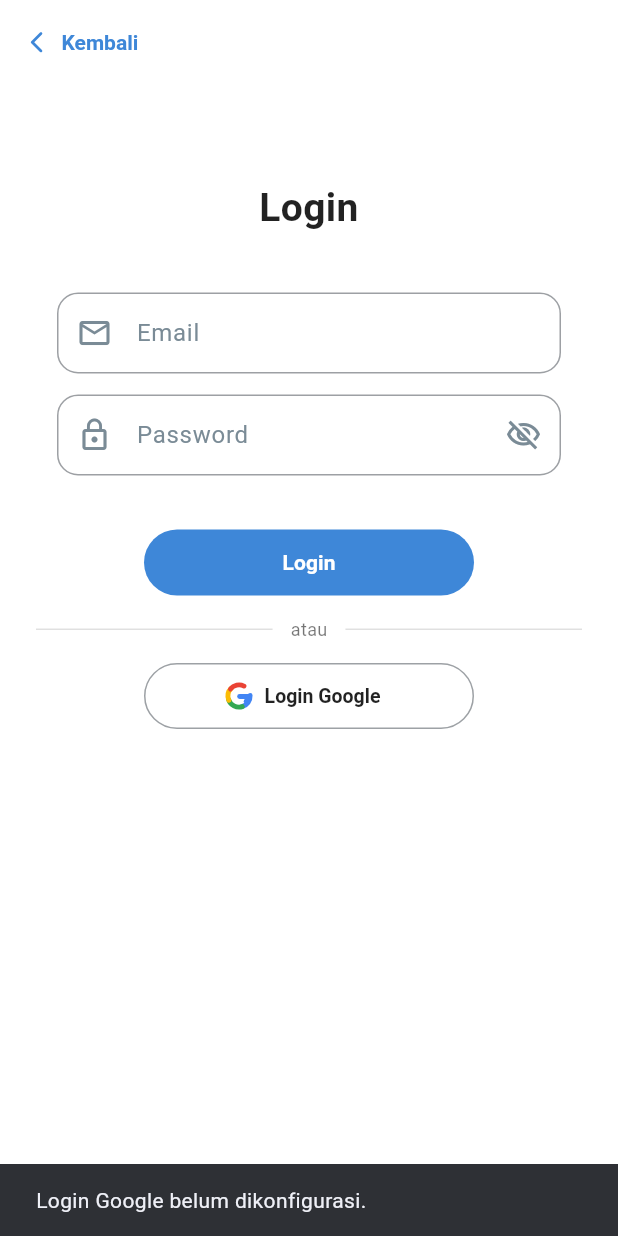
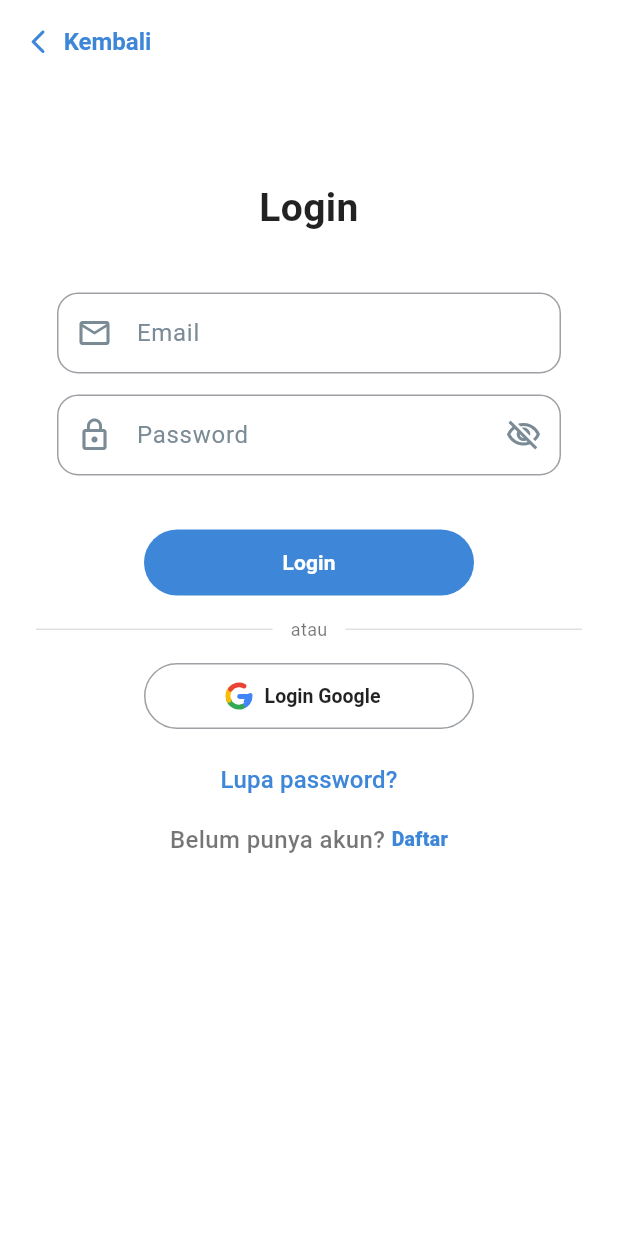
Before and after one commit to AffanRifai/Sistem-Presensi-Alumni-Digital-Sekolah-Mobile, a Flutter app: the LoginPage screen opened directly, after a tap on "Login Google", on a phone screen of 412 x 824 dp. Run offline on Flutter 3.47's test engine with Material 3 defaults, Android fonts, the phone set to English and light mode, and no system bars; our stand-ins replace flutter_html, flutter_secure_storage, google_sign_in, image_picker, qr_flutter; missing offline and left inert: google_sign_in_web, mobile_scanner; accounts and stored records are empty.

Commit message:
fear: fitur login google

```diff
--- a/lib/core/config/api_config.dart
+++ b/lib/core/config/api_config.dart
@@ -3,6 +3,11 @@ import 'package:flutter/foundation.dart';
 class ApiConfig {
   static const String _configuredBaseUrl = String.fromEnvironment(
     'API_BASE_URL',
+  );
+  static const String googleWebClientId = String.fromEnvironment(
+    'GOOGLE_WEB_CLIENT_ID',
+    defaultValue:
+        '833253908047-25s0bldnepokl7jhco1safds2o499g66.apps.googleusercontent.com',
   );
 
   static String get baseUrl {
@@ -11,10 +16,10 @@ class ApiConfig {
     }
 
     if (kIsWeb) {
-      return 'http://192.168.100.13:8000/api/v1';
+      return 'http://192.168.1.13:8000/api/v1';
     }
 
-    return 'http://192.168.100.13:8000/api/v1';
+    return 'http://192.168.1.13:8000/api/v1';
   }
 
   static String get storageUrl {
--- a/lib/features/auth/login_page.dart
+++ b/lib/features/auth/login_page.dart
@@ -1,7 +1,14 @@
+import 'dart:async';
+
+import 'package:flutter/foundation.dart';
 import 'package:flutter/material.dart';
+import 'package:google_sign_in/google_sign_in.dart';
 import '/features/home/home_page.dart';
+import '../../core/config/api_config.dart';
+import 'alumni_register_page.dart';
 import 'pending_verification_page.dart';
 import 'welcome_page.dart';
+import 'widgets/google_login_button.dart';
 
 import 'data/auth_service.dart';
 
@@ -16,12 +23,21 @@ class _LoginPageState extends State<LoginPage> {
   final TextEditingController _emailController = TextEditingController();
   final TextEditingController _passwordController = TextEditingController();
   final AuthService _authService = AuthService();
+  StreamSubscription<GoogleSignInAuthenticationEvent>? _googleAuthSubscription;
 
   bool _obscurePassword = true;
   bool _isLoading = false;
+  bool _isGoogleInitialized = false;
+
+  @override
+  void initState() {
+    super.initState();
+    _initializeGoogleSignIn();
+  }
 
   @override
   void dispose() {
+    _googleAuthSubscription?.cancel();
     _emailController.dispose();
     _passwordController.dispose();
     super.dispose();
@@ -43,6 +59,155 @@ class _LoginPageState extends State<LoginPage> {
 
       if (!mounted) return;
 
+      await _handleAuthResult(result);
+    } on AuthException catch (error) {
+      if (!mounted) return;
+      _showMessage(error.message);
+    } catch (_) {
+      if (!mounted) return;
+      _showMessage('Tidak bisa terhubung ke server Laravel.');
+    } finally {
+      if (mounted) {
+        setState(() => _isLoading = false);
+      }
+    }
+  }
+
+  Future<void> _initializeGoogleSignIn() async {
+    if (_isGoogleInitialized) return;
+
+    try {
+      await GoogleSignIn.instance.initialize(
+        clientId: kIsWeb ? ApiConfig.googleWebClientId : null,
+        serverClientId: ApiConfig.googleWebClientId,
+      );
+      _googleAuthSubscription ??= GoogleSignIn.instance.authenticationEvents
+          .listen(_handleGoogleAuthEvent, onError: _handleGoogleAuthError);
+      _isGoogleInitialized = true;
+      if (mounted) {
+        setState(() {});
+      }
+    } catch (_) {
+      _isGoogleInitialized = false;
+    }
+  }
+
+  Future<void> _handleGoogleLogin() async {
+    if (_isLoading) return;
+
+    setState(() => _isLoading = true);
+
+    try {
+      await _initializeGoogleSignIn();
+
+      if (!_isGoogleInitialized) {
+        throw const AuthException('Konfigurasi Google Sign-In belum valid.');
+      }
+
+      if (!GoogleSignIn.instance.supportsAuthenticate()) {
+        throw const AuthException(
+          'Gunakan tombol Google resmi yang tampil untuk login di Chrome.',
+        );
+      }
+
+      final account = await GoogleSignIn.instance.authenticate();
+      await _loginToLaravelWithGoogle(account);
+    } on GoogleSignInException catch (error) {
+      if (!mounted) return;
+      if (error.code == GoogleSignInExceptionCode.canceled) {
+        return;
+      }
+      _showMessage(error.description ?? 'Login Google gagal.');
+    } on AuthException catch (error) {
+      if (!mounted) return;
+      _showMessage(error.message);
+    } catch (error) {
+      if (!mounted) return;
+      debugPrint('Google login error: $error');
+      _showMessage(_formatGoogleError(error));
+    } finally {
+      if (mounted) {
+        setState(() => _isLoading = false);
+      }
+    }
+  }
+
+  Future<void> _handleGoogleAuthEvent(
+    GoogleSignInAuthenticationEvent event,
+  ) async {
+    if (event is! GoogleSignInAuthenticationEventSignIn) return;
+    if (_isLoading) return;
+
+    setState(() => _isLoading = true);
+
+    try {
+      await _loginToLaravelWithGoogle(event.user);
+    } on AuthException catch (error) {
+      if (!mounted) return;
+      _showMessage(error.message);
+    } catch (error) {
+      if (!mounted) return;
+      debugPrint('Google login event error: $error');
+      _showMessage(_formatGoogleError(error));
+    } finally {
+      if (mounted) {
+        setState(() => _isLoading = false);
+      }
+    }
+  }
+
+  void _handleGoogleAuthError(Object error) {
+    if (!mounted) return;
+    debugPrint('Google auth stream error: $error');
+    _resetGoogleSessionAfterReauthFailure(error);
+    _showMessage(_formatGoogleError(error));
+  }
+
+  Future<void> _resetGoogleSessionAfterReauthFailure(Object error) async {
+    final message = error.toString().toLowerCase();
+    if (!message.contains('account reauth failed')) return;
+
+    try {
+      await GoogleSignIn.instance.signOut();
+    } catch (_) {
+      // Ignore. The next tap on the Google button will create a fresh session.
+    }
+  }
+
+  String _formatGoogleError(Object error) {
+    final rawMessage = error.toString().toLowerCase();
+    if (rawMessage.contains('account reauth failed')) {
+      return 'Sesi Google gagal divalidasi. Coba klik Login Google lagi, atau pastikan origin Flutter sudah ditambahkan di Google Cloud OAuth.';
+    }
+
+    if (error is GoogleSignInException) {
+      final description = error.description;
+      if (description != null && description.trim().isNotEmpty) {
+        return description;
+      }
+      return 'Login Google gagal: ${error.code.name}.';
+    }
+
+    final message = error.toString();
+    if (message.trim().isNotEmpty && message != 'Exception') {
+      return message;
+    }
+
+    return 'Login Google gagal. Periksa konfigurasi Google OAuth.';
+  }
+
+  Future<void> _loginToLaravelWithGoogle(GoogleSignInAccount account) async {
+    final idToken = account.authentication.idToken;
+    if (idToken == null || idToken.isEmpty) {
+      throw const AuthException('ID Token Google tidak ditemukan.');
+    }
+
+    final result = await _authService.loginWithGoogleIdToken(idToken);
+    if (!mounted) return;
+    await _handleAuthResult(result);
+  }
+
+  Future<void> _handleAuthResult(AuthResult result) async {
     if (result.user.role == 'alumni' &&
         result.user.verificationStatus == 'pending') {
       Navigator.pushAndRemoveUntil(
@@ -63,27 +228,24 @@ class _LoginPageState extends State<LoginPage> {
         (route) => false,
       );
     }
-    } on AuthException catch (error) {
-      if (!mounted) return;
-      _showMessage(error.message);
-    } catch (_) {
-      if (!mounted) return;
-      _showMessage('Tidak bisa terhubung ke server Laravel.');
-    } finally {
-      if (mounted) {
-        setState(() => _isLoading = false);
-      }
-    }
   }
 
-  void _handleGoogleLogin() {
-    _showMessage('Login Google belum dikonfigurasi.');
+  void _handleForgotPassword() {
+    _showMessage('Fitur lupa password belum tersedia.');
   }
 
   void _goBackToWelcome() {
-    Navigator.pushReplacement(
+    Navigator.pushAndRemoveUntil(
       context,
       MaterialPageRoute(builder: (context) => const WelcomePage()),
+      (route) => false,
+    );
+  }
+
+  void _goToAlumniRegister() {
+    Navigator.push(
+      context,
+      MaterialPageRoute(builder: (context) => const AlumniRegisterPage()),
     );
   }
 
@@ -105,26 +267,6 @@ class _LoginPageState extends State<LoginPage> {
       body: SafeArea(
         child: Stack(
           children: [
-            Positioned(
-              top: 4,
-              left: 8,
-              child: TextButton.icon(
-                onPressed: _isLoading ? null : _goBackToWelcome,
-                icon: const Icon(Icons.arrow_back_ios_new_rounded, size: 17),
-                label: const Text('Kembali'),
-                style: TextButton.styleFrom(
-                  foregroundColor: const Color(0xFF3E87D8),
-                  textStyle: const TextStyle(
-                    fontSize: 14,
-                    fontWeight: FontWeight.w700,
-                  ),
-                  padding: const EdgeInsets.symmetric(
-                    horizontal: 8,
-                    vertical: 8,
-                  ),
-                ),
-              ),
-            ),
             SingleChildScrollView(
               child: Padding(
                 padding: const EdgeInsets.symmetric(horizontal: 24),
@@ -306,32 +448,70 @@ class _LoginPageState extends State<LoginPage> {
                         const SizedBox(height: 14),
 
                         Center(
-                          child: SizedBox(
-                            width: 220,
-                            height: 44,
-                            child: OutlinedButton.icon(
-                              onPressed: _isLoading ? null : _handleGoogleLogin,
-                              icon: const _GoogleLogo(size: 18),
-                              label: const Text('Login Google'),
-                              style: OutlinedButton.styleFrom(
-                                foregroundColor: Colors.black87,
-                                backgroundColor: Colors.white,
-                                side: const BorderSide(
-                                  color: Color.fromARGB(255, 157, 161, 165),
+                          child: GoogleLoginButton(
+                            isLoading: _isLoading || !_isGoogleInitialized,
+                            onPressed: _handleGoogleLogin,
                           ),
-                                shape: RoundedRectangleBorder(
-                                  borderRadius: BorderRadius.circular(24),
                         ),
-                                textStyle: const TextStyle(
+                        const SizedBox(height: 10),
+                        TextButton(
+                          onPressed: _isLoading ? null : _handleForgotPassword,
+                          child: const Text(
+                            'Lupa password?',
+                            style: TextStyle(
+                              color: buttonColor,
+                              fontSize: 16,
+                              fontWeight: FontWeight.w500,
+                            ),
+                          ),
+                        ),
+                        const SizedBox(height: 4),
+                        Row(
+                          mainAxisAlignment: MainAxisAlignment.center,
+                          children: [
+                            const Text(
+                              'Belum punya akun? ',
+                              style: TextStyle(
+                                color: Colors.black54,
+                                fontSize: 16,
+                                fontWeight: FontWeight.w500,
+                              ),
+                            ),
+                            GestureDetector(
+                              onTap: _isLoading ? null : _goToAlumniRegister,
+                              child: const Text(
+                                'Daftar',
+                                style: TextStyle(
+                                  color: buttonColor,
                                   fontSize: 13,
-                                  fontWeight: FontWeight.w700,
+                                  fontWeight: FontWeight.w800,
+                                ),
+                              ),
+                            ),
+                          ],
+                        ),
+                      ],
                     ),
                   ),
                 ),
               ),
             ),
-                      ],
+            Positioned(
+              top: 4,
+              left: 8,
+              child: TextButton.icon(
+                onPressed: _isLoading ? null : _goBackToWelcome,
+                icon: const Icon(Icons.arrow_back_ios_new_rounded, size: 19),
+                label: const Text('Kembali'),
+                style: TextButton.styleFrom(
+                  foregroundColor: const Color(0xFF3E87D8),
+                  textStyle: const TextStyle(
+                    fontSize: 16,
+                    fontWeight: FontWeight.w600,
                   ),
+                  padding: const EdgeInsets.symmetric(
+                    horizontal: 8,
+                    vertical: 8,
                   ),
                 ),
               ),
@@ -342,55 +522,3 @@ class _LoginPageState extends State<LoginPage> {
     );
   }
 }
-
-class _GoogleLogo extends StatelessWidget {
-  final double size;
-
-  const _GoogleLogo({required this.size});
-
-  @override
-  Widget build(BuildContext context) {
-    return CustomPaint(size: Size.square(size), painter: _GoogleLogoPainter());
-  }
-}
-
-class _GoogleLogoPainter extends CustomPainter {
-  @override
-  void paint(Canvas canvas, Size size) {
-    final strokeWidth = size.width * 0.18;
-    final rect = Offset.zero & size;
-    final arcRect = rect.deflate(strokeWidth / 2);
-    final paint = Paint()
-      ..style = PaintingStyle.stroke
-      ..strokeWidth = strokeWidth
-      ..strokeCap = StrokeCap.round;
-
-    paint.color = const Color(0xFF4285F4);
-    canvas.drawArc(arcRect, -0.05, 1.35, false, paint);
-
-    paint.color = const Color(0xFF34A853);
-    canvas.drawArc(arcRect, 1.28, 1.55, false, paint);
-
-    paint.color = const Color(0xFFFBBC05);
-    canvas.drawArc(arcRect, 2.75, 1.20, false, paint);
-
-    paint.color = const Color(0xFFEA4335);
-    canvas.drawArc(arcRect, 3.82, 1.35, false, paint);
-
-    paint.color = const Color(0xFF4285F4);
-    final centerY = size.height * 0.52;
-    canvas.drawLine(
-      Offset(size.width * 0.52, centerY),
-      Offset(size.width * 0.88, centerY),
-      paint,
-    );
-    canvas.drawLine(
-      Offset(size.width * 0.88, centerY),
-      Offset(size.width * 0.76, size.height * 0.70),
-      paint,
-    );
-  }
-
-  @override
-  bool shouldRepaint(covariant CustomPainter oldDelegate) => false;
-}
--- /dev/null
+++ b/lib/features/auth/widgets/google_login_button.dart
@@ -0,0 +1,24 @@
+import 'package:flutter/material.dart';
+
+import 'google_login_button_stub.dart'
+    if (dart.library.html) 'google_login_button_web.dart'
+    as google_button;
+
+class GoogleLoginButton extends StatelessWidget {
+  final bool isLoading;
+  final VoidCallback onPressed;
+
+  const GoogleLoginButton({
+    super.key,
+    required this.isLoading,
+    required this.onPressed,
+  });
+
+  @override
+  Widget build(BuildContext context) {
+    return google_button.buildGoogleLoginButton(
+      isLoading: isLoading,
+      onPressed: onPressed,
+    );
+  }
+}
--- /dev/null
+++ b/lib/features/auth/widgets/google_login_button_stub.dart
@@ -0,0 +1,75 @@
+import 'package:flutter/material.dart';
+
+Widget buildGoogleLoginButton({
+  required bool isLoading,
+  required VoidCallback onPressed,
+}) {
+  return SizedBox(
+    width: 220,
+    height: 44,
+    child: OutlinedButton.icon(
+      onPressed: isLoading ? null : onPressed,
+      icon: const _GoogleLogo(size: 18),
+      label: const Text('Login Google'),
+      style: OutlinedButton.styleFrom(
+        foregroundColor: Colors.black87,
+        backgroundColor: Colors.white,
+        side: const BorderSide(color: Color.fromARGB(255, 157, 161, 165)),
+        shape: RoundedRectangleBorder(borderRadius: BorderRadius.circular(24)),
+        textStyle: const TextStyle(fontSize: 13, fontWeight: FontWeight.w700),
+      ),
+    ),
+  );
+}
+
+class _GoogleLogo extends StatelessWidget {
+  final double size;
+
+  const _GoogleLogo({required this.size});
+
+  @override
+  Widget build(BuildContext context) {
+    return CustomPaint(size: Size.square(size), painter: _GoogleLogoPainter());
+  }
+}
+
+class _GoogleLogoPainter extends CustomPainter {
+  @override
+  void paint(Canvas canvas, Size size) {
+    final strokeWidth = size.width * 0.18;
+    final rect = Offset.zero & size;
+    final arcRect = rect.deflate(strokeWidth / 2);
+    final paint = Paint()
+      ..style = PaintingStyle.stroke
+      ..strokeWidth = strokeWidth
+      ..strokeCap = StrokeCap.round;
+
+    paint.color = const Color(0xFF4285F4);
+    canvas.drawArc(arcRect, -0.05, 1.35, false, paint);
+
+    paint.color = const Color(0xFF34A853);
+    canvas.drawArc(arcRect, 1.28, 1.55, false, paint);
+
+    paint.color = const Color(0xFFFBBC05);
+    canvas.drawArc(arcRect, 2.75, 1.20, false, paint);
+
+    paint.color = const Color(0xFFEA4335);
+    canvas.drawArc(arcRect, 3.82, 1.35, false, paint);
+
+    paint.color = const Color(0xFF4285F4);
+    final centerY = size.height * 0.52;
+    canvas.drawLine(
+      Offset(size.width * 0.52, centerY),
+      Offset(size.width * 0.88, centerY),
+      paint,
+    );
+    canvas.drawLine(
+      Offset(size.width * 0.88, centerY),
+      Offset(size.width * 0.76, size.height * 0.70),
+      paint,
+    );
+  }
+
+  @override
+  bool shouldRepaint(covariant CustomPainter oldDelegate) => false;
+}
--- a/pubspec.yaml
+++ b/pubspec.yaml
@@ -42,6 +42,8 @@ dependencies:
   qr_flutter: ^4.1.0
   url_launcher: ^6.3.2
   flutter_html: ^3.0.0
+  google_sign_in: ^7.2.0
+  google_sign_in_web: ^1.1.3
 
 dev_dependencies:
   flutter_test:
```
Also changed, not shown: lib/features/auth/data/auth_service.dart (+53 -8 lines), lib/features/auth/widgets/google_login_button_web.dart (added, +35 -0 lines), pubspec.lock, 2 other files. Lines whose indentation alone changed are shown as unchanged.
